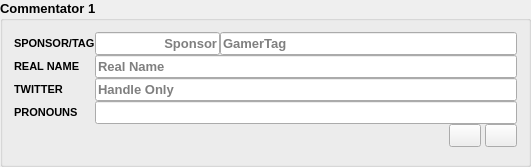
Above: TournamentStreamHelper-main/src/layout/TSHCommentator.ui from robertoalvs/PLACAR before the change. Below: the same form after it.
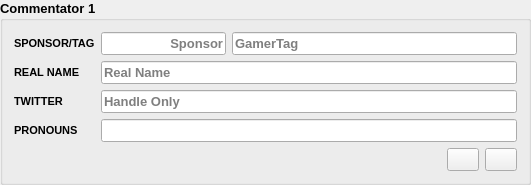
That is the form after the change.

Patch:
```diff
--- a/TournamentStreamHelper-main/src/layout/TSHCommentator.ui
+++ b/TournamentStreamHelper-main/src/layout/TSHCommentator.ui
@@ -32,12 +32,6 @@
    <string>Commentator 1</string>
   </property>
   <layout class="QFormLayout" name="formLayout">
-   <property name="horizontalSpacing">
-    <number>0</number>
-   </property>
-   <property name="verticalSpacing">
-    <number>0</number>
-   </property>
    <item row="1" column="0">
     <widget class="QLabel" name="nameLabel">
      <property name="font">
@@ -194,9 +188,6 @@
    </item>
    <item row="5" column="0" colspan="2">
     <layout class="QHBoxLayout" name="horizontalLayout_4">
-     <property name="spacing">
-      <number>4</number>
-     </property>
      <item>
       <spacer name="horizontalSpacer">
        <property name="orientation">
```
